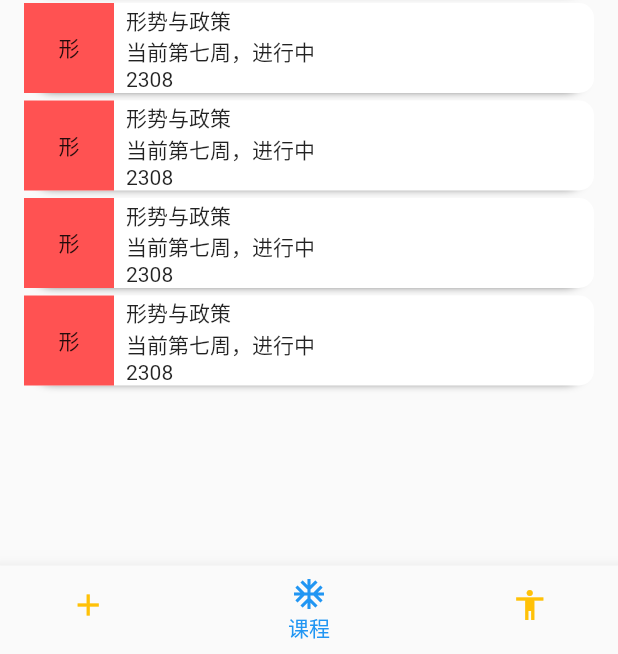
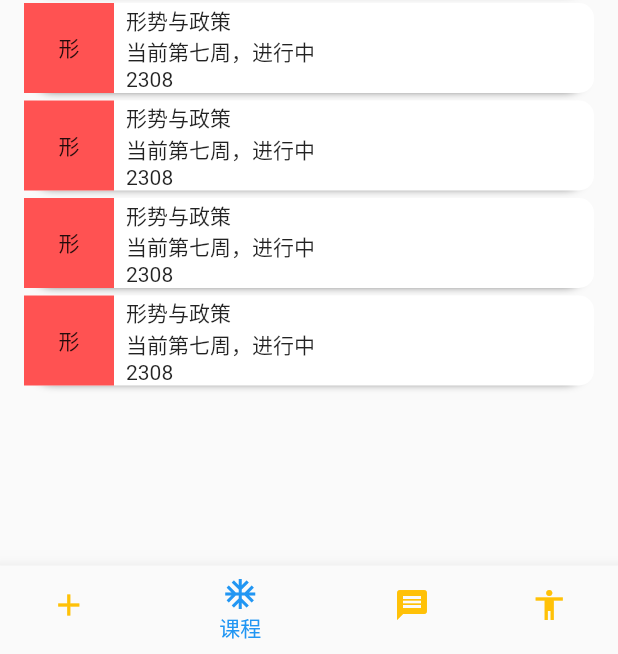
Before and after one commit to 2000Heart/classes, a Flutter app: the NavigationPage screen opened by its route, item 2 of the bottom bar chosen, on a phone screen of 412 x 824 dp, the part 582-1236 px from its top. Run offline on Flutter 3.47's test engine with Material 2 defaults, Android fonts, the phone set to English and light mode, and no system bars; our stand-ins replace cached_network_image, extended_nested_scroll_view, get, liquid_swipe; network calls fail.

Commit message:
注册页,我的

```diff
--- a/lib/logic/navigation_logic.dart
+++ b/lib/logic/navigation_logic.dart
@@ -1,4 +1,5 @@
 import 'package:classes/base/base_controller.dart';
+import 'package:classes/pages/messages/messages_page.dart';
 import 'package:flutter/material.dart';
 import '../pages/home/home_page.dart';
 import '../pages/lessons/lessons_page.dart';
@@ -15,10 +16,11 @@ class NavigationLogic extends BaseLogic{
   final List<Widget> _pageList = [
     HomePage(),
     LessonsPage(),
+    MessagesPage(),
     MinePage()
   ];
-  final List<IconData> icon = [Icons.add,Icons.ac_unit,Icons.accessibility];
-  final List<String> labelList = ["首页","课程","我的"];
+  final List<IconData> icon = [Icons.add,Icons.ac_unit,Icons.message,Icons.accessibility];
+  final List<String> labelList = ["首页","课程","消息","我的"];
 
   void setIndex(value){
     _currentIndex = value;
--- a/lib/logic/sign_in/sign_in_logic.dart
+++ b/lib/logic/sign_in/sign_in_logic.dart
@@ -1,11 +1,14 @@
 import 'package:classes/base/base_controller.dart';
 import 'package:flutter/material.dart';
+import 'package:liquid_swipe/liquid_swipe.dart';
 
 class SignInLogic extends BaseLogic{
   final GlobalKey<FormState> _formKey = GlobalKey<FormState>();
   final TextEditingController _textEditingController = TextEditingController();
   get textEditingController => _textEditingController;
-  var i = 0;
+  late TextEditingController textController;
+  final data = ["aaaaa", "cajnfoa", "hhokgo"];
+  final LiquidController liquidController = LiquidController();
   get formKey => _formKey;
 
   validateID(value) {
--- a/lib/main.dart
+++ b/lib/main.dart
@@ -1,4 +1,4 @@
-import 'package:classes/pages/sign_in/sign_up_page.dart';
+import 'package:classes/pages/sign_in/sign_in_page.dart';
 import 'package:classes/res/routes.dart';
 import 'package:classes/res/theme.dart';
 import 'package:flutter/material.dart';
@@ -18,7 +18,7 @@ class MyApp extends StatelessWidget {
       title: '课程管理',
       getPages: Routes.getPages,
       theme: ThemeConfig.theme(),
-      home: Scaffold(body: SignUpPage()),
+      home: Scaffold(body: SignInPage()),
     );
   }
 }
--- /dev/null
+++ b/lib/pages/messages/messages_page.dart
@@ -0,0 +1,13 @@
+import 'package:classes/base/base_page.dart';
+import 'package:flutter/material.dart';
+import 'package:flutter/src/widgets/framework.dart';
+
+class MessagesPage extends BasePage{
+  const MessagesPage({super.key});
+
+  @override
+  Widget buildWidget(BuildContext context) {
+    return Container();
+  }
+
+}
--- a/lib/pages/mine/mine_page.dart
+++ b/lib/pages/mine/mine_page.dart
@@ -1,7 +1,10 @@
+import 'package:cached_network_image/cached_network_image.dart';
 import 'package:classes/base/base_page.dart';
 import 'package:classes/logic/mine/mine_logic.dart';
 import 'package:flutter/material.dart';
 import 'package:get/get.dart';
+
+import '../../res/utils.dart';
 
 
 class MinePage extends BasePage{
@@ -12,9 +15,39 @@ class MinePage extends BasePage{
   Widget buildWidget(BuildContext context) {
     return Column(
       children: [
-
+        CachedNetworkImage(
+          errorWidget: (context,url,error) => Icon(Icons.ac_unit),
+          imageUrl: ''),
+        Text("张三"),
+        Text("浙江万里学院"),
+        option(Icons.add, "我的作业"),
+        option(Icons.access_alarm, "签到记录"),
+        option(Icons.add, "用户设置"),
+        option(Icons.add, "应用设置"),
       ],
     );
   }
-
+  Widget option(IconData icon, String title, {void Function()? onTap}) {
+    return GestureDetector(
+      behavior: HitTestBehavior.opaque,
+      onTap: onTap,
+      child: Column(
+        children: [
+          SizedBox(
+            height: 52,
+            child: Row(
+              mainAxisAlignment: MainAxisAlignment.center,
+              children: [
+                Icon(size: 25, icon),
+                const SizedBox(width: 10),
+                Text(title, style: TextStyle(fontSize: 15),),
+                const Spacer(),
+                Icon(size: 20, Icons.arrow_forward_ios)
+              ],
+            ),
+          ),
+        ],
+      ).marginSymmetric(horizontal: 16),
+    );
+  }
 }
--- a/lib/res/routes.dart
+++ b/lib/res/routes.dart
@@ -4,8 +4,9 @@ import 'package:classes/pages/lessons/lessons_detail_page.dart';
 import 'package:classes/pages/lessons/lessons_page.dart';
 import 'package:classes/pages/mine/mine_page.dart';
 import 'package:classes/pages/navigation_page.dart';
-import 'package:classes/pages/sign_in/sign_up_page.dart';
 import 'package:get/get.dart';
+
+import '../pages/sign_in/sign_in_page.dart';
 
 class Routes {
   static const sign = "/sign";
@@ -17,7 +18,7 @@ class Routes {
   static const lessonsDetail = "/lessons/lessonsDetail";
 
   static final List<GetPage> getPages = [
-    GetPage(name: sign, page: () => SignUpPage()),
+    GetPage(name: sign, page: () => SignInPage()),
     GetPage(name: navigation, page: () => NavigationPage()),
     GetPage(name: home, page: () => HomePage()),
     GetPage(name: lessons, page: () => LessonsPage()),
--- a/pubspec.yaml
+++ b/pubspec.yaml
@@ -37,13 +37,16 @@ dependencies:
   # Use with the CupertinoIcons class for iOS style icons.
   cupertino_icons: ^1.0.2
   get: ^4.6.5
-  flutter_html: ^2.2.1
+#  flutter_html: ^2.2.1
   dio: ^4.0.6
+  animations: ^2.0.7
+  flutter_native_splash: ^2.2.17
   flutter_inappwebview: ^5.7.2+2
   webview_flutter: ^2.8.0
   cached_network_image: ^3.2.3
   extended_nested_scroll_view: ^6.0.0
   liquid_swipe: ^3.0.0
+  animated_text_kit: ^4.2.2
 
 dev_dependencies:
   flutter_test:
```
Also changed, not shown: lib/pages/sign_in/sign_in_page.dart (+88 -26 lines), lib/pages/sign_in/sign_up_page.dart (deleted, +0 -72 lines), lib/res/utils.dart (added, +149 -0 lines), pubspec.lock, 1 other file.
